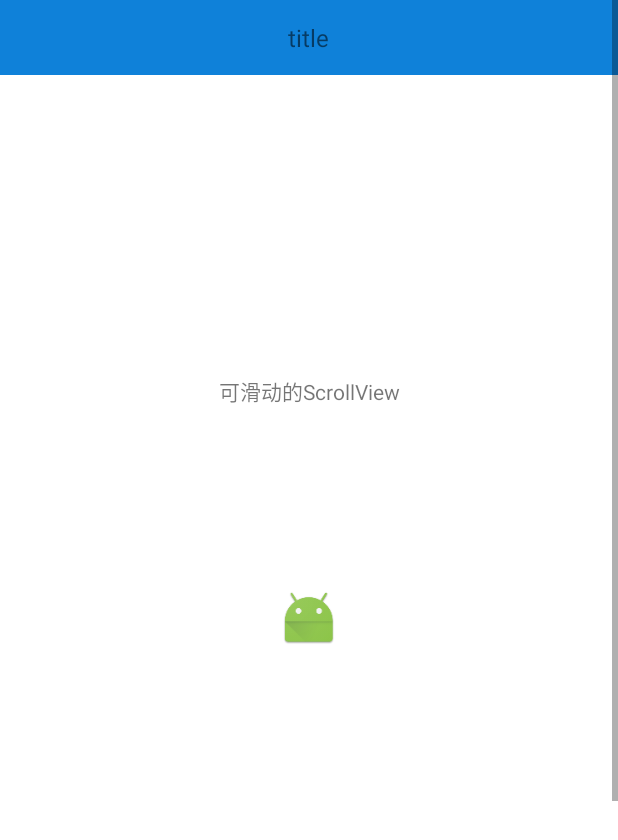
After one commit to Asieny/MyTestAllApplication, an Android app: the MyScrollButtonActivity screen opened directly, with no data from a screen before it, on a phone screen of 412 x 824 dp. The commit adds this screen. Shown: the top 840 px of the screen. Run offline under Robolectric (Android 15) with nearby library versions, the phone set to English and light mode, and no system bars.

Commit message:
some change

```diff
--- a/app/src/main/AndroidManifest.xml
+++ b/app/src/main/AndroidManifest.xml
@@ -57,6 +57,7 @@
         <activity android:name="activity.MineFloatActionButto"/>
         <activity android:name="activity.HuaDongXianShiYinCang"/>
         <activity android:name=".MyMPAndroidChart"/>
+        <activity android:name="activity.MyScrollButtonActivity"/>
         <!--android:configChanges="orientation"-->
         <!--android:screenOrientation="portrait"-->
     </application>
--- /dev/null
+++ b/app/src/main/java/activity/MyScrollButtonActivity.java
@@ -0,0 +1,177 @@
+package activity;
+
+import android.app.Activity;
+import android.os.Bundle;
+import android.util.DisplayMetrics;
+import android.view.MotionEvent;
+import android.view.View;
+import android.widget.Button;
+import android.widget.RelativeLayout;
+import android.widget.ScrollView;
+
+import com.ithei.andy.myapplication.R;
+import com.yixia.camera.util.Log;
+
+/**
+ * @创建者 AndyYan
+ * @创建时间 2018/12/13 15:31
+ * @描述 ${TODO}
+ * @更新者 $Author$
+ * @更新时间 $Date$
+ * @更新描述 ${TODO}
+ */
+public class MyScrollButtonActivity extends Activity {
+    private RelativeLayout rlt_title;
+    private ScrollView     scrollView;
+    private Button         startBtn;
+    private String TAG = "距离：";
+
+    @Override
+    protected void onCreate(Bundle savedInstanceState) {
+        super.onCreate(savedInstanceState);
+        setContentView(R.layout.act_show_hide_title);
+        initView();
+        initData();
+    }
+
+    private void initView() {
+        rlt_title = (RelativeLayout) findViewById(R.id.rlt_title);
+        scrollView = (ScrollView) findViewById(R.id.scrollView);
+        startBtn = (Button) findViewById(R.id.startBtn);
+    }
+
+    int downLeft;
+    int downTop;
+    int moveLeft;
+    int moveTop;
+    int viewLeft;
+    int viewTop;
+
+    int finalLeft;
+    int finalTop;
+    int finalRight;
+    int finalBottom;
+
+    int winWidh;
+    int winHeigth;
+
+    private void initData() {
+        //2、通过Resources获取
+        DisplayMetrics dm = getResources().getDisplayMetrics();
+        winHeigth = dm.heightPixels;
+        winWidh = dm.widthPixels;
+        startBtn.setOnTouchListener(new View.OnTouchListener() {
+            @Override
+            public boolean onTouch(View v, MotionEvent event) {
+                // 获取Action
+                int ea = event.getAction();
+                switch (ea) {
+                    case MotionEvent.ACTION_DOWN: // 按下
+
+                        viewLeft = v.getLeft();
+                        viewTop = v.getTop();
+
+                        downLeft = (int) event.getRawX();
+                        downTop = (int) event.getRawY();
+                        break;
+                    case MotionEvent.ACTION_MOVE: // 移动
+                        // 移动中动态设置位置
+                        moveLeft = (int) event.getRawX();
+                        moveTop = (int) event.getRawY();
+
+                        finalLeft = viewLeft + (moveLeft - downLeft);
+                        finalTop = viewTop + (moveTop - downTop);
+                        if (finalLeft <= 0) {
+                            finalLeft = 0;
+                        }
+                        if (finalTop <= 0) {
+                            finalTop = 0;
+                        }
+                        finalRight = finalLeft + v.getWidth();
+                        finalBottom = finalTop + v.getHeight();
+                        if (finalRight >= winWidh) {
+                            finalRight = winWidh;
+                            finalLeft = finalRight - v.getWidth();
+                        }
+                        if (finalBottom >= winHeigth) {
+                            finalBottom = winHeigth;
+                            finalTop = finalBottom - v.getHeight();
+                        }
+
+                        Log.i(TAG, "left" + finalLeft + ",top" + finalTop + ",right" + finalRight + ",bottom" + finalBottom);
+                        v.layout(finalLeft, finalTop, finalRight, finalBottom);
+                        downLeft = moveLeft;
+                        downTop = moveTop;
+                        viewLeft = v.getLeft();
+                        viewTop = v.getTop();
+                        break;
+                    case MotionEvent.ACTION_UP: //抬起
+                        // 向四周吸附
+                        //                  int dx1 = (int) event.getRawX() - lastX;
+                        //                  int dy1 = (int) event.getRawY() - lastY;
+                        //                  int left1 = v.getLeft() + dx1;
+                        //                  int top1 = v.getTop() + dy1;
+                        //                  int right1 = v.getRight() + dx1;
+                        //                  int bottom1 = v.getBottom() + dy1;
+                        //                  if (left1 < (screenWidth / 2)) {
+                        //                      if (top1 < 100) {
+                        //                          v.layout(left1, 0, right1, btnHeight);
+                        //                      } else if (bottom1 > (screenHeight - 200)) {
+                        //                          v.layout(left1, (screenHeight - btnHeight), right1, screenHeight);
+                        //                      } else {
+                        //                          v.layout(0, top1, btnHeight, bottom1);
+                        //                      }
+                        //                  } else {
+                        //                      if (top1 < 100) {
+                        //                          v.layout(left1, 0, right1, btnHeight);
+                        //                      } else if (bottom1 > (screenHeight - 200)) {
+                        //                          v.layout(left1, (screenHeight - btnHeight), right1, screenHeight);
+                        //                      } else {
+                        //                          v.layout((screenWidth - btnHeight), top1, screenWidth, bottom1);
+                        //                      }
+                        //                  }
+                        //                  break;
+                }
+                return false;
+            }
+        });
+        scrollView.setOnTouchListener(new View.OnTouchListener() {
+            @Override
+            public boolean onTouch(View v, MotionEvent event) {
+                switch (event.getAction()) {
+                    case MotionEvent.ACTION_DOWN:
+                        scDownY = (int) event.getRawY();
+                        break;
+                    case MotionEvent.ACTION_MOVE:
+                        scMoveY = (int) event.getRawY();
+                        rltTop = rltTop + (scMoveY - scDownY);
+                        rltBot = rltTop + rlt_title.getHeight();
+
+                        if (rltTop >= 0) {
+                            rltTop = 0;
+                            rltBot = rltTop + rlt_title.getHeight();
+                        }
+                        if (rltBot <= 0) {
+                            rltBot = 0;
+                            rltTop = rltBot - rlt_title.getHeight();
+                        }
+
+                        rlt_title.layout(0, rltTop, rlt_title.getWidth(), rltBot);
+
+                        scDownY = (int) event.getRawY();
+                        rltTop = rlt_title.getTop();
+                        break;
+                    case MotionEvent.ACTION_UP:
+                        break;
+                }
+                return false;
+            }
+        });
+    }
+
+    int scDownY;
+    int scMoveY;
+    int rltTop;
+    int rltBot;
+
+}
--- /dev/null
+++ b/app/src/main/res/layout/act_show_hide_title.xml
@@ -0,0 +1,45 @@
+<?xml version="1.0" encoding="utf-8"?>
+<RelativeLayout xmlns:android="http://schemas.android.com/apk/res/android"
+                android:layout_width="match_parent"
+                android:layout_height="match_parent"
+                android:background="@color/white">
+
+    <RelativeLayout
+        android:id="@+id/rlt_title"
+        android:layout_width="match_parent"
+        android:layout_height="50dp"
+        android:background="@color/blue"
+        android:orientation="vertical">
+
+        <TextView
+            android:layout_width="wrap_content"
+            android:layout_height="match_parent"
+            android:layout_centerInParent="true"
+            android:gravity="center"
+            android:text="title"
+            android:textSize="16sp"/>
+    </RelativeLayout>
+
+    <ScrollView
+        android:id="@+id/scrollView"
+        android:layout_width="match_parent"
+        android:layout_height="match_parent">
+
+        <TextView
+            android:id="@+id/textview1"
+            android:layout_width="match_parent"
+            android:layout_height="wrap_content"
+            android:gravity="center"
+            android:paddingBottom="1000dp"
+            android:paddingTop="250dp"
+            android:text="可滑动的ScrollView"/>
+    </ScrollView>
+
+    <Button
+        android:id="@+id/startBtn"
+        android:layout_width="40dp"
+        android:layout_height="40dp"
+        android:layout_centerInParent="true"
+        android:background="@mipmap/ic_launcher"
+        android:gravity="center"/>
+</RelativeLayout>
```
Also changed, not shown: app/src/main/java/com/ithei/andy/myapplication/MainActivity.java (+17 -0 lines), app/src/main/java/com/ithei/andy/myapplication/MyAnimationActivity.java (added, +16 -0 lines), app/src/main/java/utils/DisplayUtil.java (added, +75 -0 lines), 1 other file.
